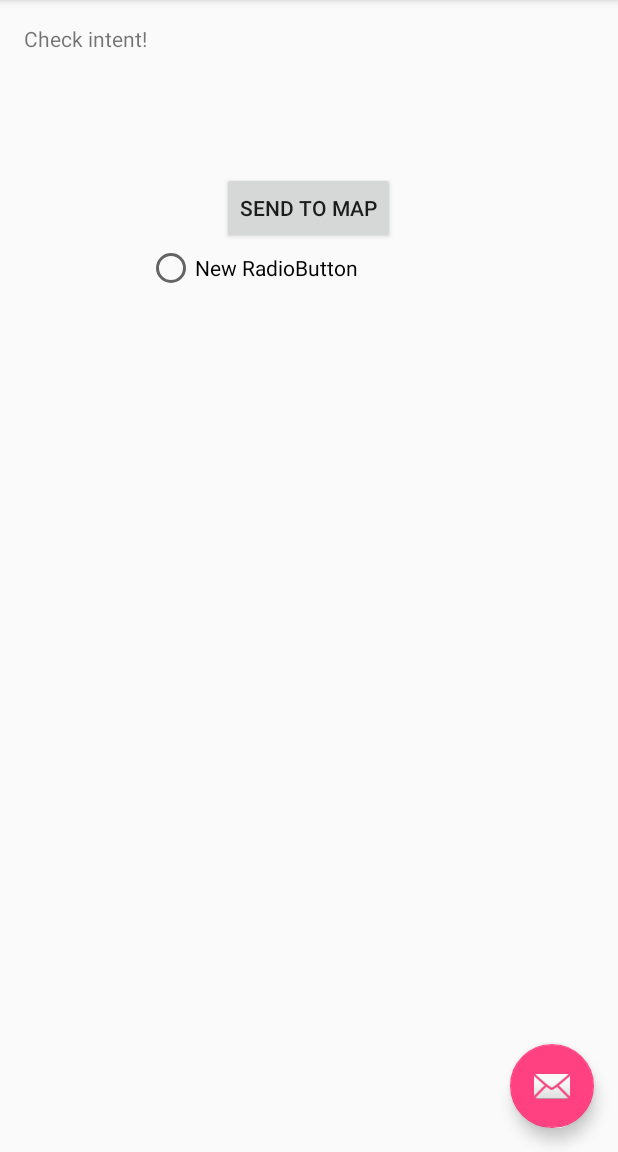
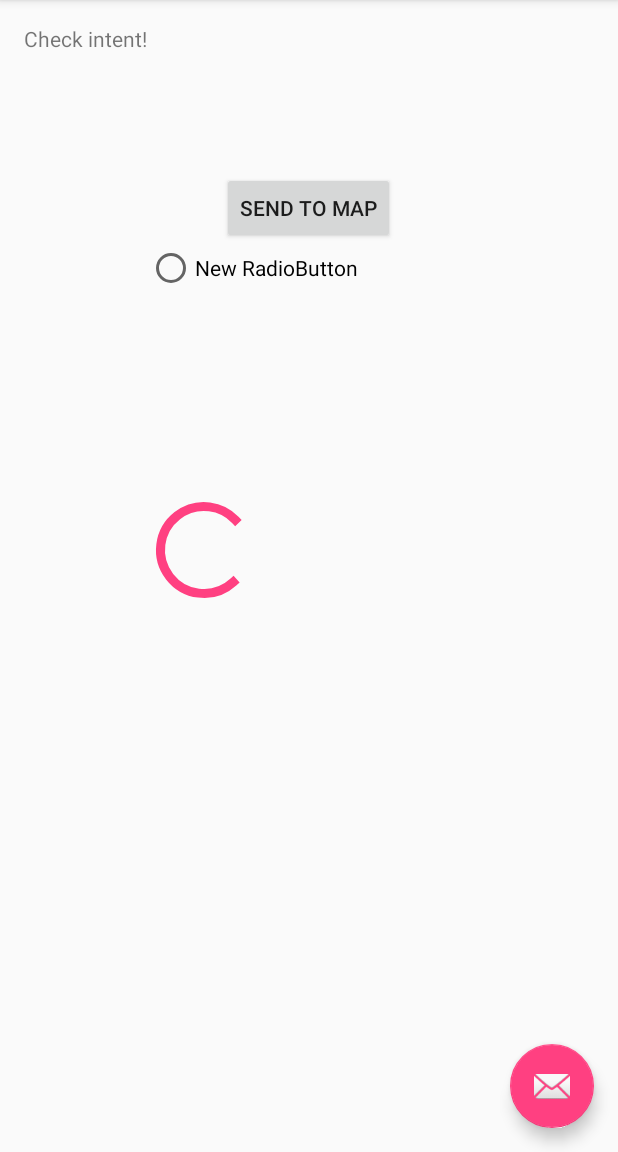
Before and after one commit to arvind9213/Intentexm, an Android app: the screen it shows after launch (MainActivity), on a phone screen of 412 x 824 dp, the part 84-1236 px from its top. Run offline under Robolectric (Android 15) with nearby library versions, the phone set to English and light mode, and no system bars.

Commit message:
my new commi

```diff
--- a/app/src/main/res/layout/content_main.xml
+++ b/app/src/main/res/layout/content_main.xml
@@ -36,4 +36,15 @@
         android:layout_below="@+id/button"
         android:layout_toRightOf="@+id/textView"
         android:layout_toEndOf="@+id/textView" />
+
+    <ProgressBar
+        style="?android:attr/progressBarStyleLarge"
+        android:layout_width="wrap_content"
+        android:layout_height="wrap_content"
+        android:id="@+id/progressBar"
+        android:layout_below="@+id/radioButton"
+        android:layout_toRightOf="@+id/textView"
+        android:layout_toEndOf="@+id/textView"
+        android:layout_marginTop="134dp" />
+
 </RelativeLayout>
```
